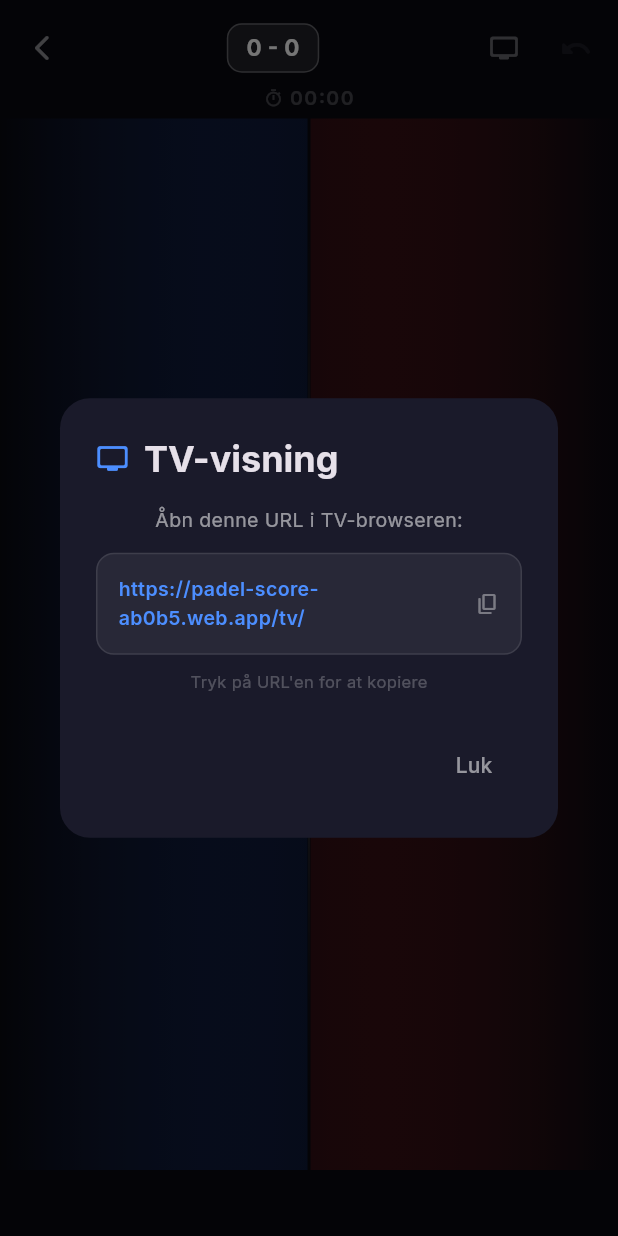
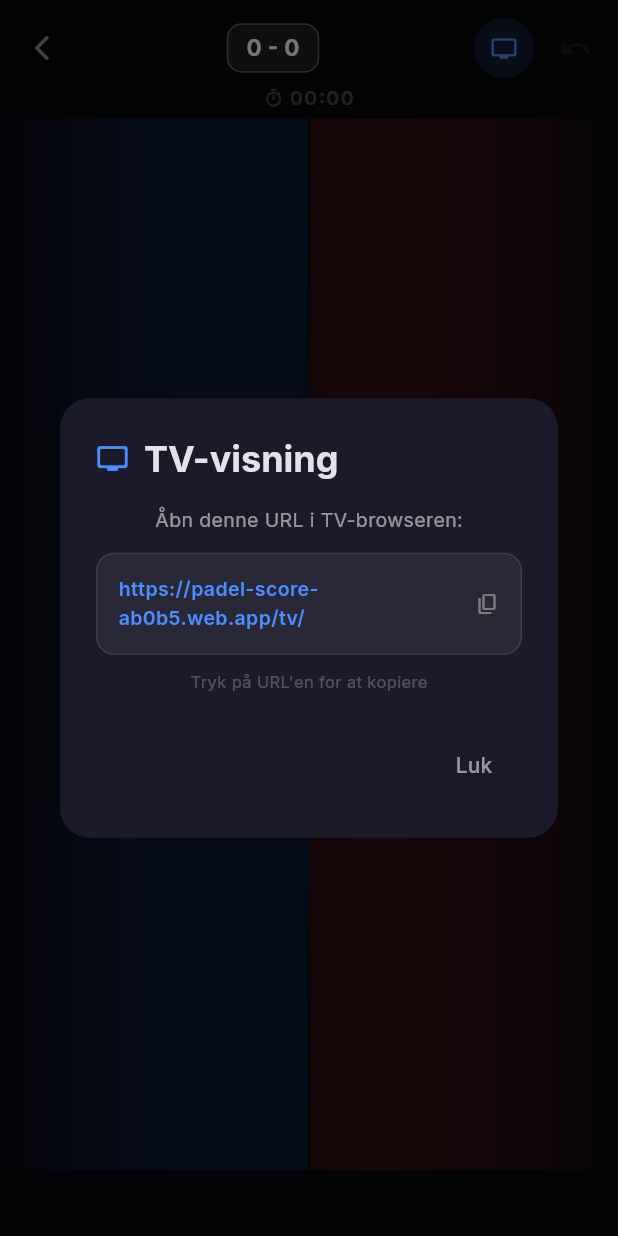
Before and after one commit to oumar969/padel-score, a Flutter app: the _ScoreView screen opened directly with empty values, after a tap on the "tv" icon, on a phone screen of 412 x 824 dp. Run offline on Flutter 3.47's test engine with Material 3 defaults, Android fonts, the light colour scheme and no system bars; our stand-ins replace cloud_firestore, firebase_core, flutter_riverpod, go_router, google_fonts; accounts and stored records are empty.

Commit message:
Make TV icon more visible with blue background

```diff
--- a/lib/screens/score_screen.dart
+++ b/lib/screens/score_screen.dart
@@ -205,8 +205,11 @@ class _TopBar extends ConsumerWidget {
               ),
               Expanded(child: _SetRow(match: match)),
               IconButton(
-                icon: const Icon(Icons.tv_rounded, size: 20),
-                color: Colors.white38,
+                style: IconButton.styleFrom(
+                  backgroundColor: team1Color.withValues(alpha: 0.15),
+                  foregroundColor: team1Color,
+                ),
+                icon: const Icon(Icons.tv_rounded, size: 18),
                 onPressed: () => _showTvDialog(context, match.id),
               ),
               AnimatedOpacity(
```
